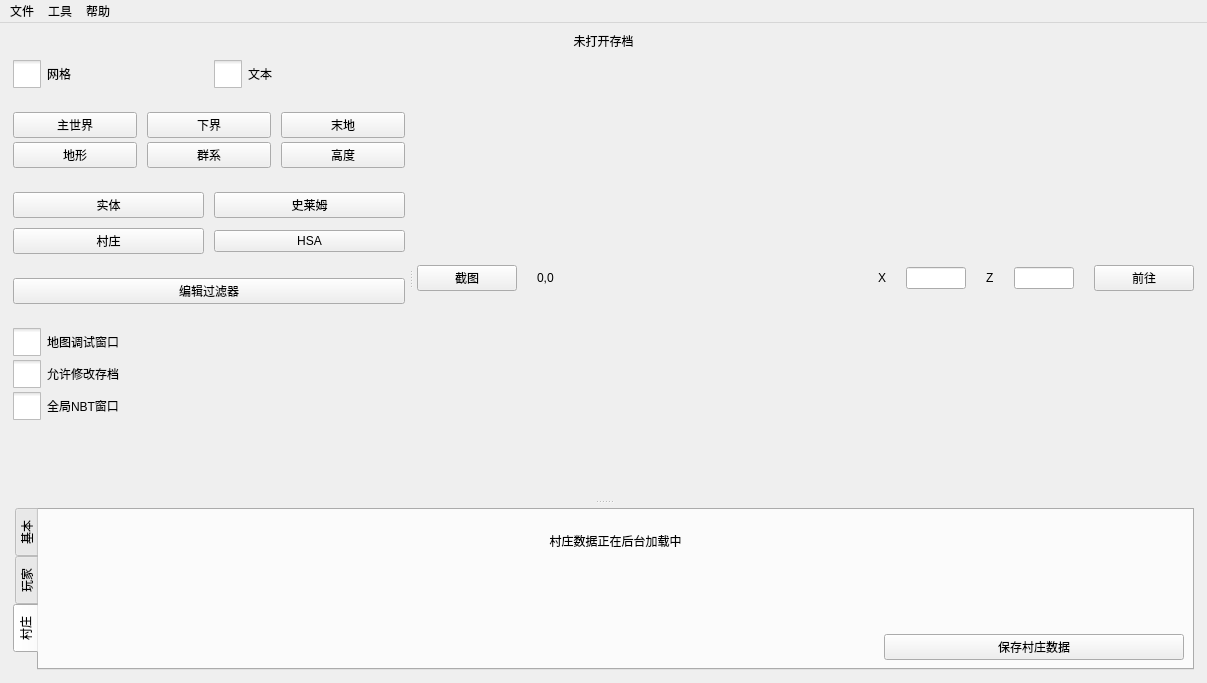
Before: the Qt Designer form mainwindow.ui in bedrock-dev/BedrockMap, drawn with Qt 5.
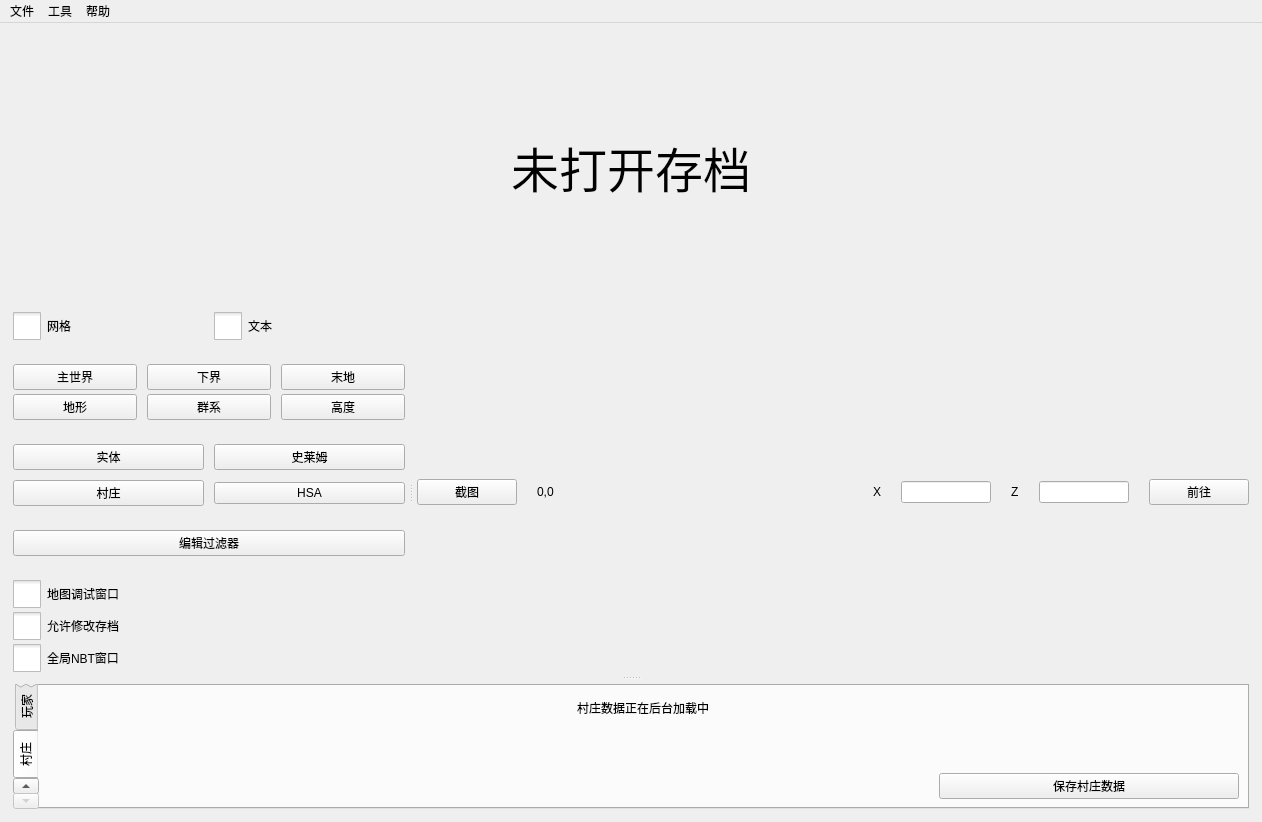
After: the same form once the commit is applied.

```diff
--- a/mainwindow.ui
+++ b/mainwindow.ui
@@ -6,8 +6,8 @@
    <rect>
     <x>0</x>
     <y>0</y>
-    <width>1207</width>
-    <height>683</height>
+    <width>1262</width>
+    <height>778</height>
    </rect>
   </property>
   <property name="windowTitle">
@@ -40,7 +40,10 @@
       </property>
       <property name="styleSheet">
        <string notr="true">background-color: rgba(255, 255, 255, 0);
-border: none</string>
+border: none;
+font-size: 30px;
+font: 36pt;
+margin: 100px;</string>
       </property>
       <property name="text">
        <string>未打开存档</string>
@@ -458,16 +461,19 @@
              <widget class="QLineEdit" name="z_edit">
               <property name="minimumSize">
                <size>
-                <width>60</width>
+                <width>90</width>
                 <height>0</height>
                </size>
               </property>
               <property name="maximumSize">
                <size>
-                <width>60</width>
+                <width>120</width>
                 <height>16777215</height>
                </size>
               </property>
+              <property name="alignment">
+               <set>Qt::AlignLeading|Qt::AlignLeft|Qt::AlignVCenter</set>
+              </property>
              </widget>
             </item>
             <item>
@@ -481,16 +487,19 @@
              <widget class="QLineEdit" name="x_edit">
               <property name="minimumSize">
                <size>
-                <width>60</width>
+                <width>90</width>
                 <height>0</height>
                </size>
               </property>
               <property name="maximumSize">
                <size>
-                <width>60</width>
+                <width>120</width>
                 <height>16777215</height>
                </size>
               </property>
+              <property name="alignment">
+               <set>Qt::AlignLeading|Qt::AlignLeft|Qt::AlignVCenter</set>
+              </property>
              </widget>
             </item>
             <item>
@@ -783,7 +792,7 @@
     <rect>
      <x>0</x>
      <y>0</y>
-     <width>1207</width>
+     <width>1262</width>
      <height>21</height>
     </rect>
    </property>
```
Left out of the diff: 5 changed lines with no effect on the pictures.
